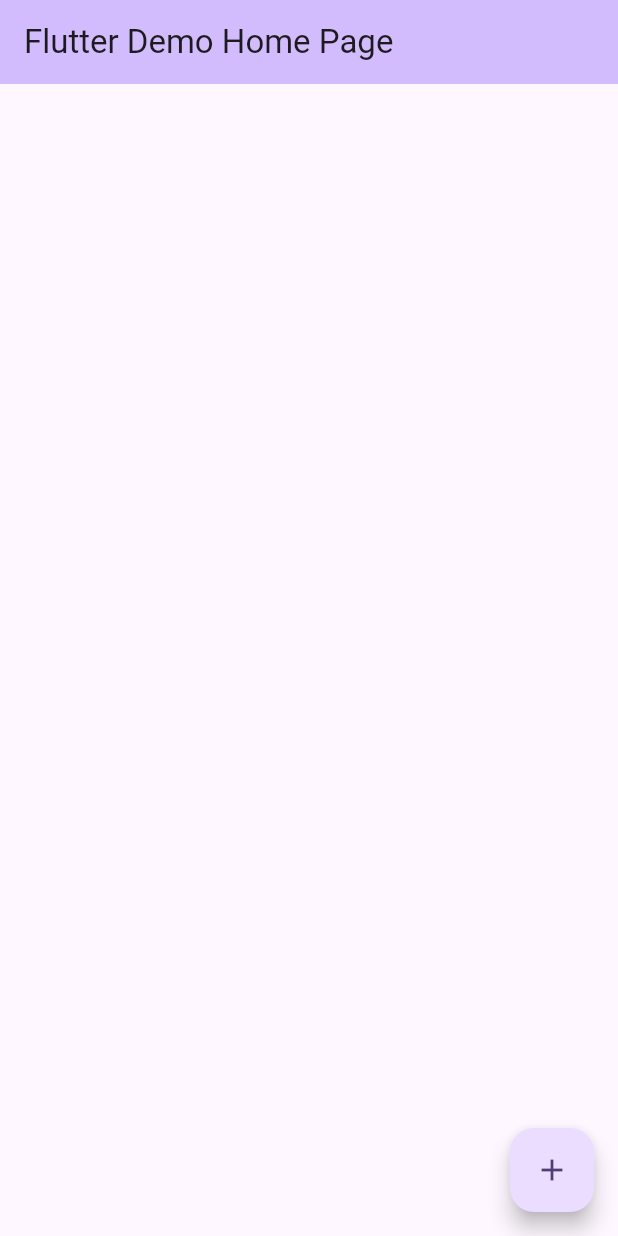
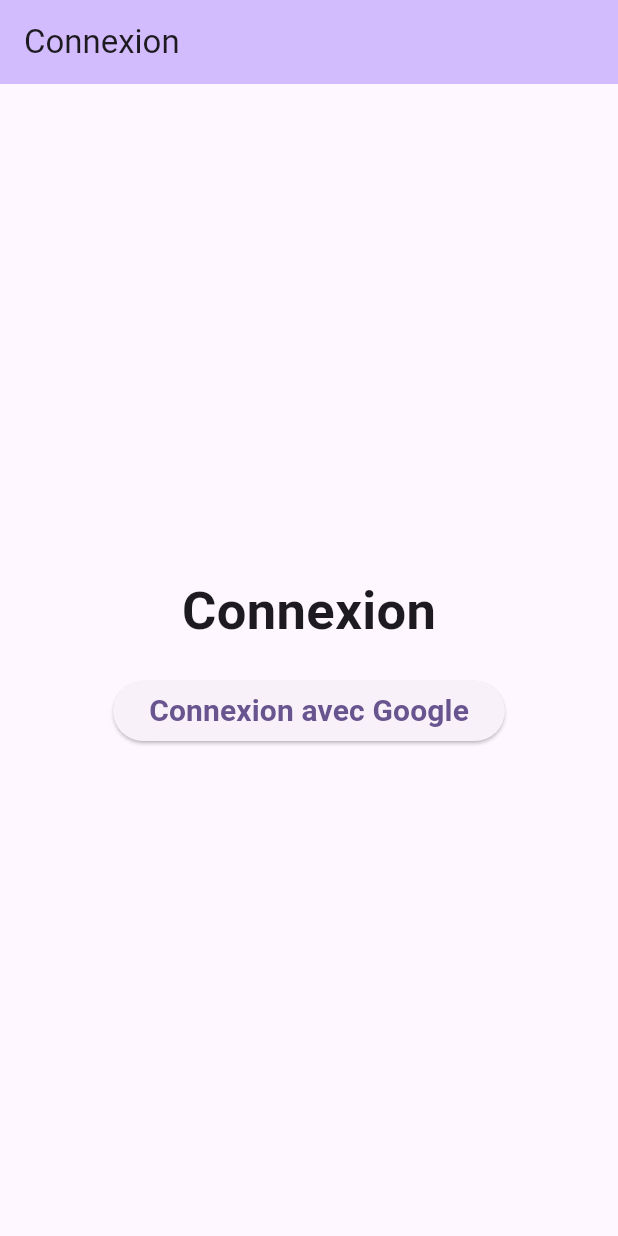
Before and after one commit to SachaPN/420-5N6_TP3_PEPIN-NICOL_SACHA, a Flutter app: the screen it shows after launch, on a phone screen of 412 x 824 dp. Run offline on Flutter 3.47's test engine with Material 3 defaults, Android fonts, the phone set to English and light mode, and no system bars; our stand-ins replace cached_network_image, cloud_firestore, firebase_auth, firebase_core, google_sign_in; accounts and stored records are empty.

```diff
--- /dev/null
+++ b/tp3/lib/ecran_connexion.dart
@@ -0,0 +1,82 @@
+import 'package:firebase_auth/firebase_auth.dart';
+import 'package:flutter/material.dart';
+import 'package:google_sign_in/google_sign_in.dart';
+import 'package:tp3/ecran_accueil.dart';
+
+class EcranConnexion extends StatefulWidget {
+
+  const EcranConnexion({super.key});
+
+  @override
+  State<EcranConnexion> createState() => _EcranConnexionState();
+}
+
+
+class _EcranConnexionState extends State<EcranConnexion> {
+
+  Future<UserCredential> signInWithGoogle() async {
+    // Trigger the authentication flow
+    final GoogleSignInAccount? googleUser = await GoogleSignIn().signIn();
+
+    // Obtain the auth details from the request
+    final GoogleSignInAuthentication? googleAuth = await googleUser?.authentication;
+
+    // Create a new credential
+    final credential = GoogleAuthProvider.credential(
+      accessToken: googleAuth?.accessToken,
+      idToken: googleAuth?.idToken,
+    );
+
+    // Once signed in, return the UserCredential
+    return await FirebaseAuth.instance.signInWithCredential(credential);
+  }
+
+  @override
+  Widget build(BuildContext context) {
+    return Scaffold(
+      appBar: AppBar(
+        backgroundColor: Theme.of(context).colorScheme.inversePrimary,
+        title: Text('Connexion'),
+      ),
+      body: Center(
+        child: SingleChildScrollView(
+          child: Column(
+            mainAxisAlignment: MainAxisAlignment.center,
+            children: <Widget>[
+              Container(
+                margin: EdgeInsets.fromLTRB(18, 0, 18, 18),
+                child: Text(
+                  'Connexion',
+                  style: TextStyle(
+                    fontWeight: FontWeight.w700,
+                    fontSize: 35,
+                  ),
+                ),
+              ),
+              Container(
+                  child: ElevatedButton(
+                    onPressed: () async {
+                     await signInWithGoogle();
+                     Navigator.pushReplacement(
+                       context,
+                       MaterialPageRoute(
+                         builder: (context) => const EcranAccueil(),
+                       ),
+                     );
+                    },
+                    child: Text(
+                      'Connexion avec Google',
+                      style: TextStyle(
+                        fontWeight: FontWeight.w600,
+                        fontSize: 20,
+                      ),
+                    ),
+                  )
+              ),
+            ],
+          ),
+        ),
+      ), // This trailing comma makes auto-formatting nicer for build methods.
+    );
+  }
+}
--- a/tp3/lib/main.dart
+++ b/tp3/lib/main.dart
@@ -1,7 +1,10 @@
 import 'package:cloud_firestore/cloud_firestore.dart';
+import 'package:firebase_auth/firebase_auth.dart';
 import 'package:firebase_core/firebase_core.dart';
 import 'package:flutter/material.dart';
+import 'package:google_sign_in/google_sign_in.dart';
 
+import 'ecran_connexion.dart';
 import 'firebase_options.dart';
 
 void main() async {
@@ -38,27 +41,8 @@ class MyHomePage extends StatefulWidget {
 }
 
 class _MyHomePageState extends State<MyHomePage> {
-
   @override
   Widget build(BuildContext context) {
-    return Scaffold(
-      appBar: AppBar(
-        backgroundColor: Theme.of(context).colorScheme.inversePrimary,
-        title: Text(widget.title),
-      ),
-      body: Center(
-        child: Column(
-          mainAxisAlignment: MainAxisAlignment.center,
-          children: <Widget>[
-          ],
-        ),
-      ),
-      floatingActionButton: FloatingActionButton(
-        onPressed: () {
-        },
-        tooltip: 'Increment',
-        child: const Icon(Icons.add),
-      ), // This trailing comma makes auto-formatting nicer for build methods.
-    );
+    return EcranConnexion();
   }
 }
--- a/tp3/pubspec.yaml
+++ b/tp3/pubspec.yaml
@@ -39,6 +39,9 @@ dependencies:
   cloud_firestore: ^5.0.2
   firebase_auth: ^5.1.1
   firebase_storage: ^12.1.0
+  google_sign_in: ^6.2.1
+  cached_network_image: ^3.3.1
+  intl: any
 
 dev_dependencies:
   flutter_test:
```
Also changed, not shown: tp3/lib/ecran_accueil.dart (added, +157 -0 lines), tp3/lib/tirroir_navigation.dart (added, +58 -0 lines), tp3/pubspec.lock, 2 other files.
